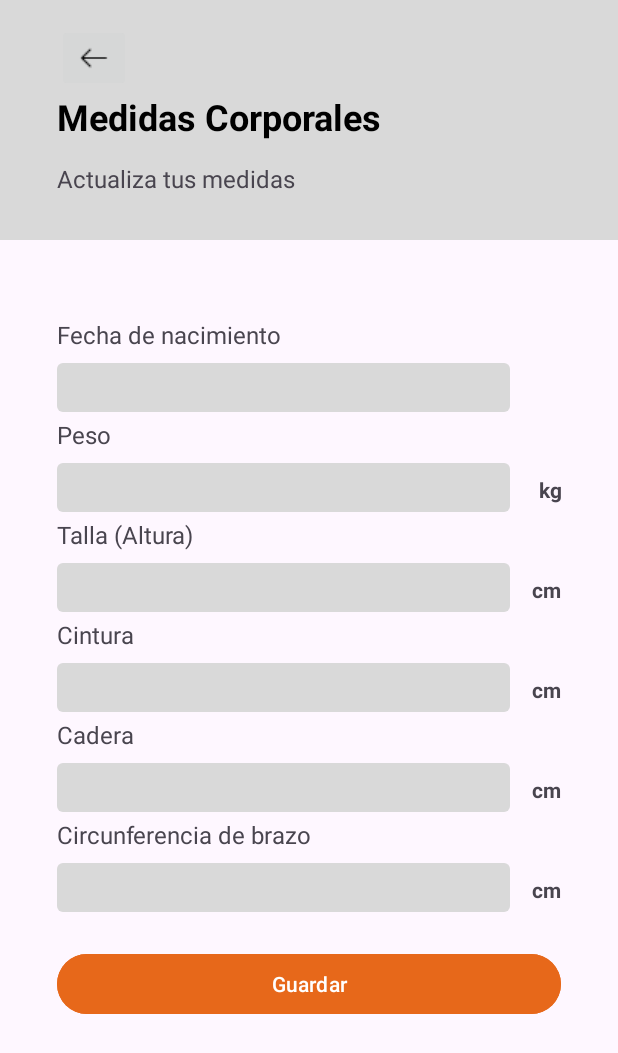
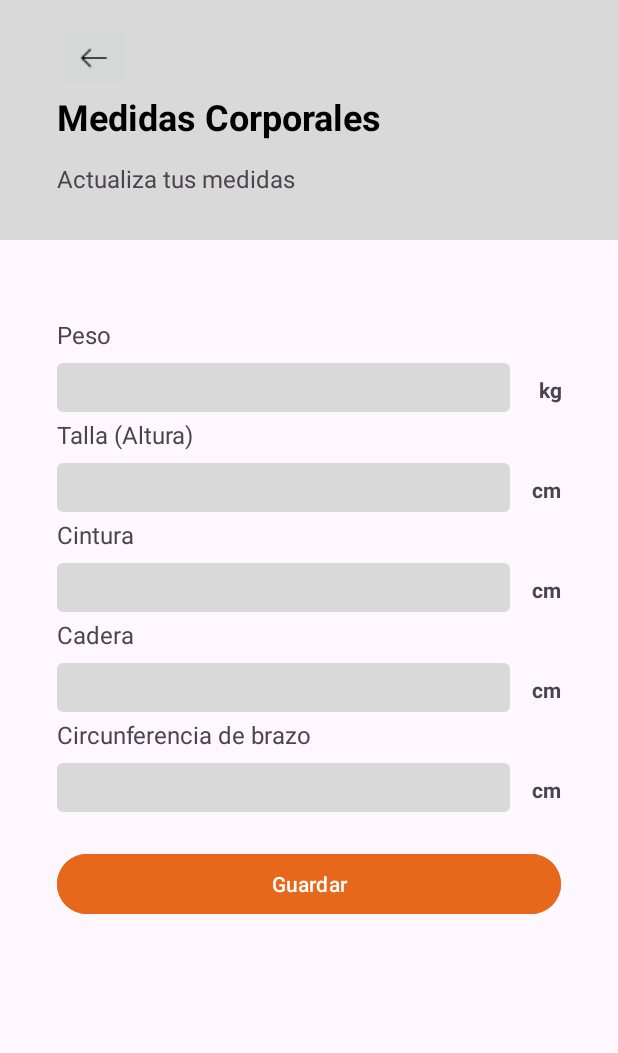
Before and after one commit to saltylettuce700/BoostUp-Celular, an Android app: the medidas_edit_activity screen opened directly, with no data from a screen before it, on a phone screen of 412 x 824 dp. Shown: the top 1053 px of the screen. Run offline under Robolectric (Android 15) with nearby library versions, the phone set to English and light mode, and no system bars; 1 statement that could not run was skipped.

Commit message:
actualizacion medidas edit

```diff
--- a/app/src/main/res/layout/activity_medidas_edit.xml
+++ b/app/src/main/res/layout/activity_medidas_edit.xml
@@ -63,36 +63,10 @@
         app:layout_constraintVertical_bias="0.0">
 
 
-
-        <TextView
-            android:id="@+id/textViewedad"
-            android:layout_width="match_parent"
-            android:layout_height="wrap_content"
-            android:paddingTop="4dp"
-            android:paddingBottom="8dp"
-            android:text="Fecha de nacimiento"
-            android:textSize="16sp"/>
-
         <LinearLayout
             android:layout_width="match_parent"
             android:layout_height="wrap_content"
-            android:orientation="horizontal">
-
-            <EditText
-                android:id="@+id/ET_bday"
-                android:layout_width="302dp"
-                android:layout_height="wrap_content"
-                android:background="@drawable/et_holder_gray_rectangle"
-                android:ems="10"
-                android:clickable="true"
-                android:focusable="false"
-                android:inputType="date"
-                android:paddingLeft="16dp"
-                android:paddingTop="4dp"
-                android:paddingBottom="4dp"
-                />
-
-        </LinearLayout>
+            android:orientation="horizontal"/>
 
         <TextView
             android:id="@+id/textView7"
--- a/app/src/main/res/layout/activity_registro_medidas.xml
+++ b/app/src/main/res/layout/activity_registro_medidas.xml
@@ -111,6 +111,7 @@
                 android:id="@+id/ET_bday"
                 android:layout_width="302dp"
                 android:layout_height="wrap_content"
+                android:autofillHints="hola"
                 android:background="@drawable/et_holder_gray_rectangle"
                 android:ems="10"
                 android:clickable="true"
```
